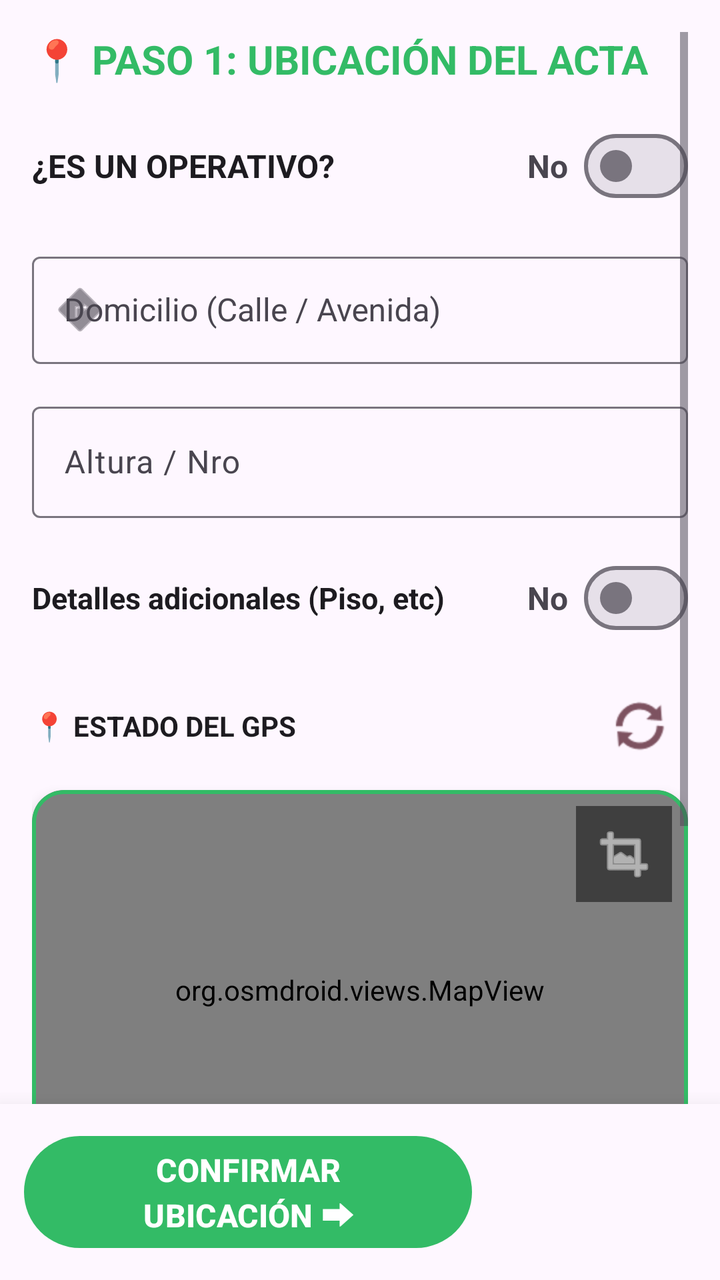
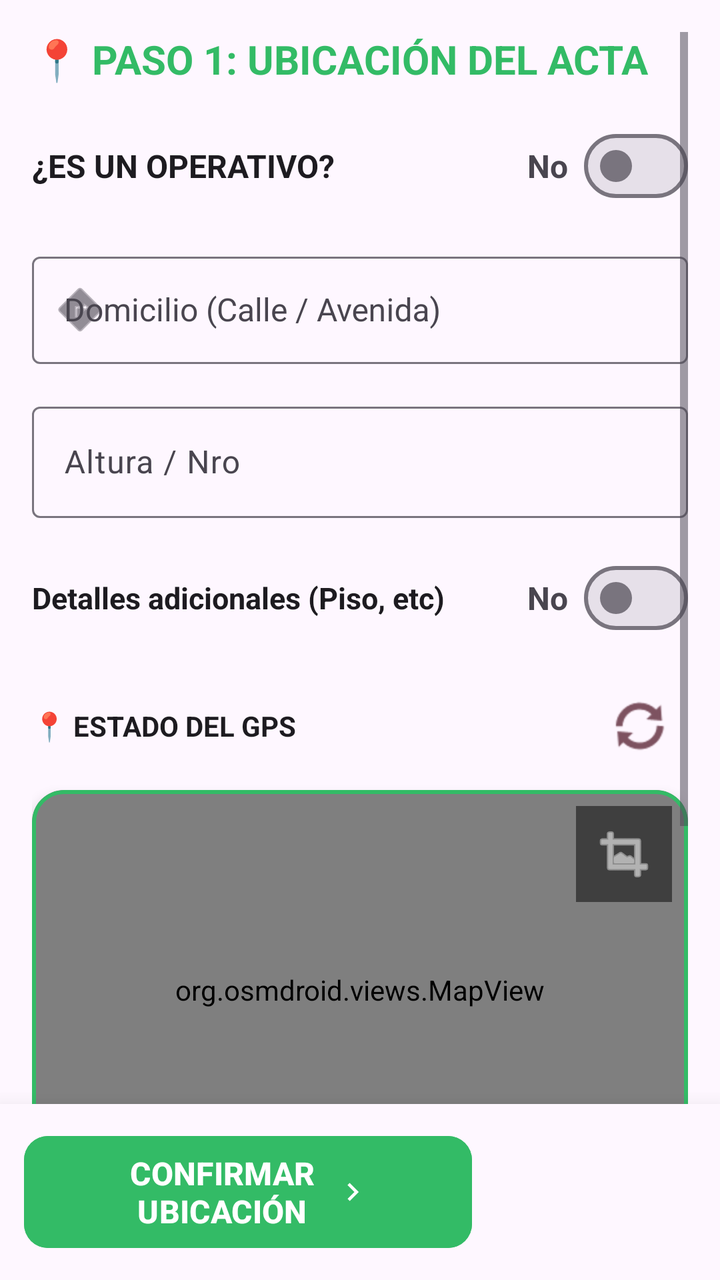

The first picture is an Android layout as it rendered before a commit; the second is the same layout after the commit. The layout source and the unified diff follow.
<!-- AndroidManifest.xml: application theme Theme.ChivilcoyActas -->
<!-- res/layout/fragment_ubicacion.xml -->
<?xml version="1.0" encoding="utf-8"?>
<androidx.constraintlayout.widget.ConstraintLayout xmlns:android="http://schemas.android.com/apk/res/android"
    xmlns:app="http://schemas.android.com/apk/res-auto"
    xmlns:tools="http://schemas.android.com/tools"
    android:layout_width="match_parent"
    android:layout_height="match_parent"
    android:background="?attr/colorSurface"
    android:clickable="true"
    android:focusable="true"
    android:focusableInTouchMode="true"
    tools:context=".UbicacionFragment">

    <ScrollView
        android:id="@+id/scrollUbicacion"
        android:layout_width="0dp"
        android:layout_height="0dp"
        android:clipToPadding="false"
        android:fillViewport="true"
        android:padding="16dp"
        app:layout_constraintBottom_toTopOf="@+id/bottomContainerUbicacion"
        app:layout_constraintEnd_toEndOf="parent"
        app:layout_constraintStart_toStartOf="parent"
        app:layout_constraintTop_toTopOf="parent">

        <LinearLayout
            android:id="@+id/containerUbicacion"
            android:layout_width="match_parent"
            android:layout_height="wrap_content"
            android:orientation="vertical"
            android:focusable="true"
            android:focusableInTouchMode="true"
            android:paddingBottom="24dp">

            <TextView
                android:id="@+id/tvTituloPaso1"
                android:layout_width="wrap_content"
                android:layout_height="wrap_content"
                android:layout_marginBottom="16dp"
                android:text="📍 PASO 1: UBICACIÓN DEL ACTA"
                android:textColor="?attr/colorPrimary"
                android:textSize="20sp"
                android:textStyle="bold" />

            <LinearLayout
                android:id="@+id/layoutOperativoContainer"
                android:layout_width="match_parent"
                android:layout_height="wrap_content"
                android:layout_marginBottom="16dp"
                android:gravity="center_vertical"
                android:orientation="horizontal">

                <TextView
                    android:layout_width="0dp"
                    android:layout_height="wrap_content"
                    android:layout_weight="1"
                    android:text="¿ES UN OPERATIVO?"
                    android:textColor="?attr/colorOnSurface"
                    android:textSize="16sp"
                    android:textStyle="bold" />

                <TextView
                    android:id="@+id/tvEstadOperativo"
                    android:layout_width="wrap_content"
                    android:layout_height="wrap_content"
                    android:layout_marginEnd="8dp"
                    android:text="No"
                    android:textColor="?attr/colorOnSurfaceVariant"
                    android:textSize="16sp"
                    android:textStyle="bold" />

                <com.google.android.material.materialswitch.MaterialSwitch
                    android:id="@+id/swOperativo"
                    android:layout_width="wrap_content"
                    android:layout_height="wrap_content" />
            </LinearLayout>

            
            <com.google.android.material.card.MaterialCardView
                android:id="@+id/cvEjidoUrbano"
                android:layout_width="match_parent"
                android:layout_height="wrap_content"
                android:layout_marginBottom="16dp"
                android:visibility="gone"
                app:cardBackgroundColor="?attr/colorSurfaceVariant"
                app:cardCornerRadius="8dp"
                app:strokeColor="?attr/colorOutline"
                app:strokeWidth="1dp">

                <LinearLayout
                    android:layout_width="match_parent"
                    android:layout_height="wrap_content"
                    android:gravity="center_vertical"
                    android:orientation="horizontal"
                    android:padding="8dp">

                    <TextView
                        android:layout_width="0dp"
                        android:layout_height="wrap_content"
                        android:layout_weight="0.35"
                        android:paddingStart="4dp"
                        android:text="EJIDO URBANO"
                        android:textColor="?attr/colorOnSurfaceVariant"
                        android:textSize="13sp"
                        android:textStyle="bold" />

                    <RadioGroup
                        android:id="@+id/rgEjidoUrbano"
                        android:layout_width="0dp"
                        android:layout_height="wrap_content"
                        android:layout_weight="0.65"
                        android:orientation="horizontal"
                        android:weightSum="2">

                        <RadioButton
                            android:id="@+id/rbEjidoDentro"
                            android:layout_width="0dp"
                            android:layout_height="wrap_content"
                            android:layout_weight="1"
                            android:text="DENTRO"
                            android:textColor="?attr/colorOnSurface"
                            android:textSize="14sp"
                            android:textStyle="bold" />

                        <RadioButton
                            android:id="@+id/rbEjidoFuera"
                            android:layout_width="0dp"
                            android:layout_height="wrap_content"
                            android:layout_weight="1"
                            android:text="FUERA"
                            android:textColor="?attr/colorOnSurface"
                            android:textSize="14sp"
                            android:textStyle="bold" />
                    </RadioGroup>
                </LinearLayout>
            </com.google.android.material.card.MaterialCardView>

            <com.google.android.material.textfield.TextInputLayout
                android:id="@+id/tilCalle"
                style="@style/Widget.Material3.TextInputLayout.OutlinedBox"
                android:layout_width="match_parent"
                android:layout_height="wrap_content"
                android:layout_marginBottom="16dp"
                android:hint="Domicilio (Calle / Avenida)"
                app:endIconMode="clear_text"
                app:startIconDrawable="@android:drawable/ic_menu_directions">

                <AutoCompleteTextView
                    android:id="@+id/acCalle"
                    android:layout_width="match_parent"
                    android:layout_height="wrap_content"
                    android:completionThreshold="1"
                    android:dropDownHeight="wrap_content"
                    android:inputType="textCapWords|textNoSuggestions|textVisiblePassword"
                    android:padding="16dp"
                    android:selectAllOnFocus="true"
                    android:textColor="?attr/colorOnSurface"
                    android:textSize="16sp" />
            </com.google.android.material.textfield.TextInputLayout>

            <com.google.android.material.textfield.TextInputLayout
                style="@style/Widget.Material3.TextInputLayout.OutlinedBox"
                android:layout_width="match_parent"
                android:layout_height="wrap_content"
                android:layout_marginBottom="16dp"
                android:hint="Altura / Nro">

                <com.google.android.material.textfield.TextInputEditText
                    android:id="@+id/etAlturaUbicacion"
                    android:layout_width="match_parent"
                    android:layout_height="wrap_content"
                    android:inputType="number"
                    android:selectAllOnFocus="true"
                    android:textColor="?attr/colorOnSurface"
                    android:textSize="16sp" />
            </com.google.android.material.textfield.TextInputLayout>

            <LinearLayout
                android:layout_width="match_parent"
                android:layout_height="wrap_content"
                android:layout_marginBottom="16dp"
                android:gravity="center_vertical"
                android:orientation="horizontal">

                <TextView
                    android:layout_width="0dp"
                    android:layout_height="wrap_content"
                    android:layout_weight="1"
                    android:text="Detalles adicionales (Piso, etc)"
                    android:textColor="?attr/colorOnSurface"
                    android:textSize="15sp"
                    android:textStyle="bold" />

                <TextView
                    android:id="@+id/tvEstadoDetalle"
                    android:layout_width="wrap_content"
                    android:layout_height="wrap_content"
                    android:layout_marginEnd="8dp"
                    android:text="No"
                    android:textColor="?attr/colorOnSurfaceVariant"
                    android:textSize="16sp"
                    android:textStyle="bold" />

                <com.google.android.material.materialswitch.MaterialSwitch
                    android:id="@+id/swDetalleUbicacion"
                    android:layout_width="wrap_content"
                    android:layout_height="wrap_content" />
            </LinearLayout>

            <LinearLayout
                android:id="@+id/layoutCamposDetalleUbicacion"
                android:layout_width="match_parent"
                android:layout_height="wrap_content"
                android:layout_marginBottom="16dp"
                android:orientation="vertical"
                android:visibility="gone">

                <com.google.android.material.textfield.TextInputLayout
                    style="@style/Widget.Material3.TextInputLayout.OutlinedBox"
                    android:layout_width="match_parent"
                    android:layout_height="wrap_content"
                    android:layout_marginBottom="8dp"
                    android:hint="Piso / Departamento / Oficina">

                    <com.google.android.material.textfield.TextInputEditText
                        android:id="@+id/etDeptoUbicacion"
                        android:layout_width="match_parent"
                        android:layout_height="wrap_content"
                        android:inputType="textCapCharacters|textNoSuggestions|textVisiblePassword"
                        android:selectAllOnFocus="true"
                        android:textColor="?attr/colorOnSurface" />
                </com.google.android.material.textfield.TextInputLayout>

                <com.google.android.material.textfield.TextInputLayout
                    android:id="@+id/tilReferenciaUbicacion"
                    style="@style/Widget.Material3.TextInputLayout.OutlinedBox"
                    android:layout_width="match_parent"
                    android:layout_height="wrap_content"
                    android:hint="Detalles de referencia">

                    <com.google.android.material.textfield.TextInputEditText
                        android:id="@+id/etReferenciaUbicacion"
                        android:layout_width="match_parent"
                        android:layout_height="wrap_content"
                        android:gravity="top"
                        android:imeOptions="actionDone"
                        android:inputType="textMultiLine|textCapSentences|textNoSuggestions"
                        android:lines="2"
                        android:selectAllOnFocus="true"
                        android:textColor="?attr/colorOnSurface" />
                </com.google.android.material.textfield.TextInputLayout>
            </LinearLayout>

            
            <LinearLayout
                android:layout_width="match_parent"
                android:layout_height="wrap_content"
                android:layout_marginBottom="8dp"
                android:gravity="center_vertical"
                android:orientation="horizontal">

                <TextView
                    android:id="@+id/tvGpsStatus"
                    android:layout_width="0dp"
                    android:layout_height="wrap_content"
                    android:layout_weight="1"
                    android:text="📍 ESTADO DEL GPS"
                    android:textColor="?attr/colorOnSurface"
                    android:textSize="14sp"
                    android:textStyle="bold" />

                <ImageButton
                    android:id="@+id/btnRefrescarGps"
                    android:layout_width="48dp"
                    android:layout_height="48dp"
                    android:background="?attr/selectableItemBackgroundBorderless"
                    android:src="@android:drawable/ic_popup_sync"
                    app:tint="?attr/colorTertiary" />
            </LinearLayout>

            <com.google.android.material.card.MaterialCardView
                android:layout_width="match_parent"
                android:layout_height="200dp"
                android:layout_marginBottom="24dp"
                app:cardCornerRadius="16dp"
                app:cardElevation="4dp"
                app:strokeColor="?attr/colorPrimary"
                app:strokeWidth="2dp">

                <FrameLayout
                    android:layout_width="match_parent"
                    android:layout_height="match_parent">

                    <org.osmdroid.views.MapView
                        android:id="@+id/mapView"
                        android:layout_width="match_parent"
                        android:layout_height="match_parent" />

                    <ImageButton
                        android:id="@+id/btnExpandirMapa"
                        android:layout_width="48dp"
                        android:layout_height="48dp"
                        android:layout_gravity="top|end"
                        android:layout_margin="8dp"
                        android:background="#80000000"
                        android:src="@android:drawable/ic_menu_crop"
                        app:tint="#FFFFFF" />
                </FrameLayout>
            </com.google.android.material.card.MaterialCardView>

            <Space
                android:layout_width="match_parent"
                android:layout_height="80dp" />
        </LinearLayout>
    </ScrollView>

    <LinearLayout
        android:id="@+id/bottomContainerUbicacion"
        android:layout_width="match_parent"
        android:layout_height="wrap_content"
        android:background="?attr/colorSurface"
        android:elevation="16dp"
        android:orientation="horizontal"
        android:padding="12dp"
        android:weightSum="3"
        app:layout_constraintBottom_toBottomOf="parent"
        app:layout_constraintEnd_toEndOf="parent"
        app:layout_constraintStart_toStartOf="parent">

        <Button
            android:id="@+id/btnVolverUbicacion"
            style="@style/Widget.Material3.Button.TonalButton"
            android:layout_width="0dp"
            android:layout_height="64dp"
            android:layout_marginEnd="8dp"
            android:layout_weight="1"
            android:text="VOLVER"
            android:textSize="14sp"
            android:visibility="gone"
            app:icon="@drawable/ic_arrow_back_thin"
            app:iconGravity="textStart" />

        <Button
            android:id="@+id/btnSiguienteUbicacion"
            android:layout_width="0dp"
            android:layout_height="64dp"
            android:layout_weight="2"
            android:text="CONFIRMAR UBICACIÓN ⮕"
            android:textSize="16sp"
            android:textStyle="bold" />
    </LinearLayout>

</androidx.constraintlayout.widget.ConstraintLayout>
<!-- resources referenced by this layout -->
<resources>
  <!-- drawable ic_arrow_back_thin (drawable) -->
  <vector xmlns:android="http://schemas.android.com/apk/res/android"
      android:width="24dp"
      android:height="24dp"
      android:viewportWidth="24"
      android:viewportHeight="24">
      <path
          android:strokeColor="#000000"
          android:strokeWidth="2"
          android:strokeLineCap="round"
          android:strokeLineJoin="round"
          android:pathData="M15,18l-6,-6 6,-6" />
  </vector>
  <style name="Theme.ChivilcoyActas" parent="Base.Theme.ChivilcoyActas" />
  <style name="Base.Theme.ChivilcoyActas" parent="Theme.Material3.DayNight.NoActionBar">
          
          <item name="colorPrimary">#33BB66</item>
  
          <item name="colorSecondary">#33BB66</item>
          <item name="android:statusBarColor">#33BB66</item>
      </style>
</resources>

<!-- the commit's change to res/layout/fragment_ubicacion.xml (unified diff, before → after) -->
@@ -337,16 +337,23 @@
             android:textSize="14sp"
             android:visibility="gone"
             app:icon="@drawable/ic_arrow_back_thin"
-            app:iconGravity="textStart" />
+            app:iconGravity="textStart"
+            app:cornerRadius="12dp" />
 
         <Button
             android:id="@+id/btnSiguienteUbicacion"
             android:layout_width="0dp"
             android:layout_height="64dp"
             android:layout_weight="2"
-            android:text="CONFIRMAR UBICACIÓN ⮕"
+            android:backgroundTint="?attr/colorPrimary"
+            android:text="CONFIRMAR UBICACIÓN"
+            android:textColor="?attr/colorOnPrimary"
             android:textSize="16sp"
-            android:textStyle="bold" />
+            android:textStyle="bold"
+            app:cornerRadius="12dp"
+            app:icon="@drawable/ic_arrow_forward"
+            app:iconGravity="textEnd"
+            app:iconPadding="8dp" />
     </LinearLayout>
 
 </androidx.constraintlayout.widget.ConstraintLayout>
<!-- resource entries referenced after the edit -->
@@ -13,6 +13,16 @@
           android:strokeLineJoin="round"
           android:pathData="M15,18l-6,-6 6,-6" />
   </vector>
+  <!-- drawable ic_arrow_forward (drawable) -->
+  <vector xmlns:android="http://schemas.android.com/apk/res/android"
+      android:width="24dp"
+      android:height="24dp"
+      android:viewportWidth="24"
+      android:viewportHeight="24">
+      <path
+          android:fillColor="#FFFFFF"
+          android:pathData="M8.59,16.59L13.17,12L8.59,7.41L10,6L16,12L10,18L8.59,16.59Z" />
+  </vector>
   <style name="Theme.ChivilcoyActas" parent="Base.Theme.ChivilcoyActas" />
   <style name="Base.Theme.ChivilcoyActas" parent="Theme.Material3.DayNight.NoActionBar">
           
